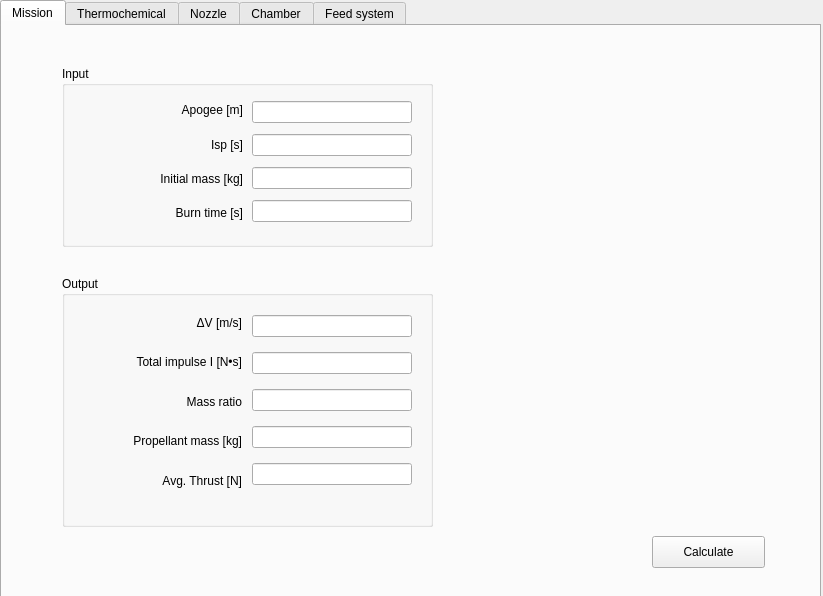
The window that rocket_designer.ui (shohei/rocket_designer) describes before a commit, drawn with Qt 5.
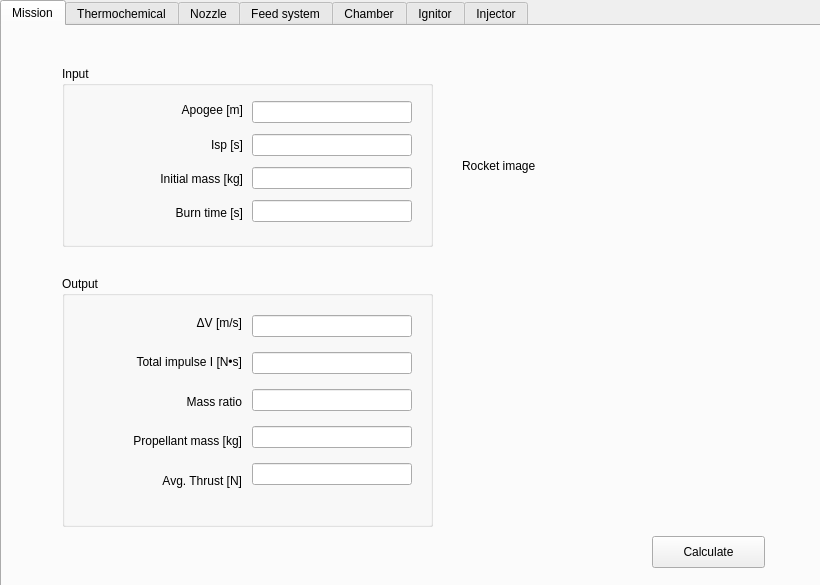
The same window after the commit.

Patch:
```diff
--- a/rocket_designer.ui
+++ b/rocket_designer.ui
@@ -6,8 +6,8 @@
    <rect>
     <x>0</x>
     <y>0</y>
-    <width>823</width>
-    <height>596</height>
+    <width>820</width>
+    <height>585</height>
    </rect>
   </property>
   <property name="windowTitle">
@@ -236,6 +236,28 @@
       </layout>
      </widget>
     </widget>
+    <widget class="QLabel" name="label">
+     <property name="geometry">
+      <rect>
+       <x>460</x>
+       <y>40</y>
+       <width>311</width>
+       <height>201</height>
+      </rect>
+     </property>
+     <property name="lineWidth">
+      <number>0</number>
+     </property>
+     <property name="text">
+      <string>&lt;html&gt;&lt;head/&gt;&lt;body&gt;&lt;p&gt;Rocket image&lt;/p&gt;&lt;/body&gt;&lt;/html&gt;</string>
+     </property>
+     <property name="textFormat">
+      <enum>Qt::AutoText</enum>
+     </property>
+     <property name="wordWrap">
+      <bool>false</bool>
+     </property>
+    </widget>
    </widget>
    <widget class="QWidget" name="thermoTab">
     <attribute name="title">
@@ -247,16 +269,26 @@
      <string>Nozzle</string>
     </attribute>
    </widget>
-   <widget class="QWidget" name="chamberTab">
-    <attribute name="title">
-     <string>Chamber</string>
-    </attribute>
-   </widget>
    <widget class="QWidget" name="feedTab">
     <attribute name="title">
      <string>Feed system</string>
     </attribute>
    </widget>
+   <widget class="QWidget" name="chamberTab">
+    <attribute name="title">
+     <string>Chamber</string>
+    </attribute>
+   </widget>
+   <widget class="QWidget" name="tab">
+    <attribute name="title">
+     <string>Ignitor</string>
+    </attribute>
+   </widget>
+   <widget class="QWidget" name="tab_2">
+    <attribute name="title">
+     <string>Injector</string>
+    </attribute>
+   </widget>
   </widget>
  </widget>
  <resources/>
```
